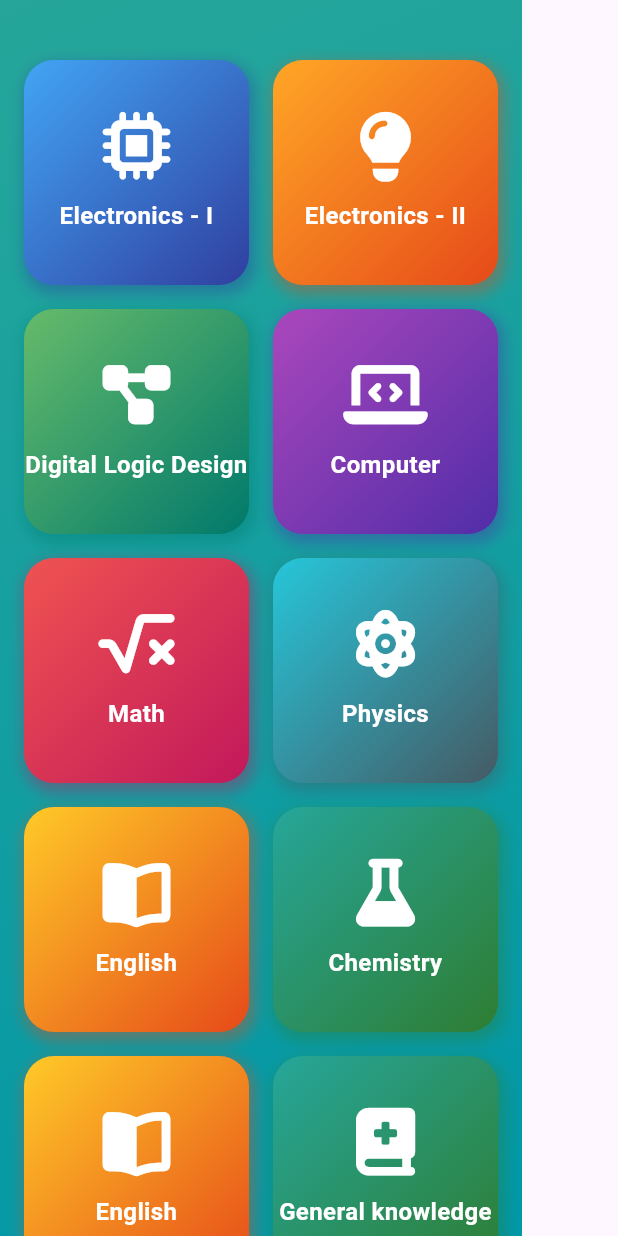
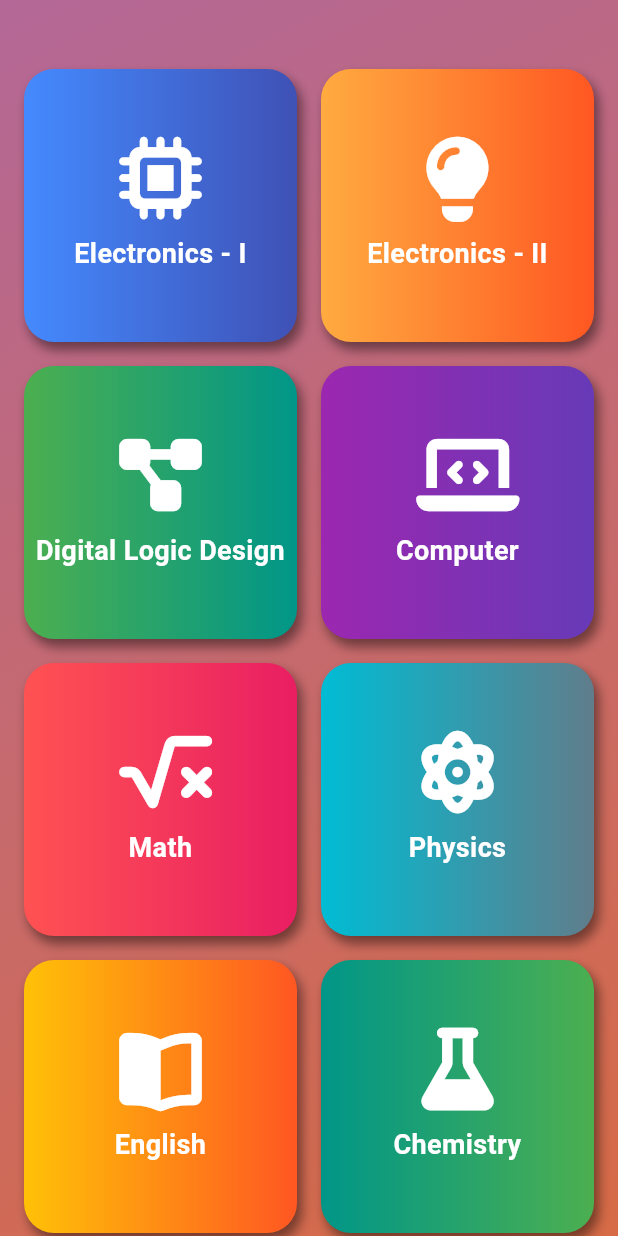
Before and after one commit to mcq-engineering/MCQ, a Flutter app: the screen it shows after launch, on a phone screen of 412 x 824 dp. Run offline on Flutter 3.47's test engine with Material 3 defaults, Android fonts, the phone set to English and light mode, and no system bars; our stand-ins replace confetti, font_awesome_flutter.

Commit message:
Update app

```diff
--- a/lib/chapter_1/mainsubjects.dart
+++ b/lib/chapter_1/mainsubjects.dart
@@ -1,4 +1,7 @@
+// Enhanced SubjectScreen with animations, GridView, responsiveness, hover effects, and dark mode support.
+
 import 'package:flutter/material.dart';
+import 'dart:math';
 import 'package:font_awesome_flutter/font_awesome_flutter.dart';
 import '../GeneralKnowledge/inventions.dart';
 import '../GeneralKnowledge/measureunits.dart';
@@ -12,197 +15,330 @@ import '../taptoflip.dart';
 import '../tictactoe.dart';
 import 'homescreen.dart';
 
-class SubjectScreen extends StatelessWidget {
-  const SubjectScreen({Key? key}) : super(key: key);
+class SubjectScreen extends StatefulWidget {
+  const SubjectScreen({super.key});
 
   @override
-  Widget build(BuildContext context) {
-    // NOTE: Some screen imports are commented out or replaced with dummy screens
-    // to ensure this code block compiles independently.
-    final subjects = [
+  State<SubjectScreen> createState() => _SubjectScreenState();
+}
+
+class _SubjectScreenState extends State<SubjectScreen>
+    with SingleTickerProviderStateMixin {
+  bool isDarkMode = false;
+  String searchText = "";
+
+  late AnimationController controller;
+  late Animation<Color?> colorAnimation1;
+  late Animation<Color?> colorAnimation2;
+
+  final List<Map<String, dynamic>> subjects = [
     {
       "name": "Electronics - I",
       "icon": FontAwesomeIcons.microchip,
       "screen": const HomeScreen(),
-        "colors": [Colors.blue.shade400, Colors.indigo.shade700],
+      "colors": [Colors.blueAccent, Colors.indigo],
     },
     {
       "name": "Electronics - II",
       "icon": FontAwesomeIcons.solidLightbulb,
       "screen": const Electronics2Screen(),
-        "colors": [Colors.orange.shade400, Colors.deepOrange.shade700],
+      "colors": [Colors.orangeAccent, Colors.deepOrange],
     },
     {
       "name": "Digital Logic Design",
       "icon": FontAwesomeIcons.projectDiagram,
       "screen": const MemoryMatchScreen(),
-        "colors": [Colors.green.shade400, Colors.teal.shade700],
+      "colors": [Colors.green, Colors.teal],
     },
     {
       "name": "Computer",
       "icon": FontAwesomeIcons.laptopCode,
       "screen": const CompChaptersPage(),
-        "colors": [Colors.purple.shade400, Colors.deepPurple.shade700],
+      "colors": [Colors.purple, Colors.deepPurple],
     },
     {
       "name": "Math",
       "icon": FontAwesomeIcons.squareRootAlt,
       "screen": const MathChaptersPage(),
-        "colors": [Colors.red.shade400, Colors.pink.shade700],
+      "colors": [Colors.redAccent, Colors.pink],
     },
     {
       "name": "Physics",
       "icon": FontAwesomeIcons.atom,
       "screen": const TicTacToeScreen(),
-        "colors": [Colors.cyan.shade400, Colors.blueGrey.shade700],
+      "colors": [Colors.cyan, Colors.blueGrey],
     },
     {
       "name": "English",
       "icon": FontAwesomeIcons.bookOpen,
       "screen": const inventions(),
-        "colors": [Colors.amber.shade400, Colors.deepOrange.shade700],
+      "colors": [Colors.amber, Colors.deepOrange],
     },
     {
       "name": "Chemistry",
       "icon": FontAwesomeIcons.flask,
       "screen": const ChemistryChaptersPage(),
-        "colors": [Colors.teal.shade400, Colors.green.shade800],
-      },
-      {
-        "name": "English",
-        "icon": FontAwesomeIcons.bookOpen,
-        "screen": const inventions(),
-        "colors": [Colors.amber.shade400, Colors.deepOrange.shade700],
+      "colors": [Colors.teal, Colors.green],
     },
     {
       "name": "General knowledge",
       "icon": FontAwesomeIcons.bookMedical,
       "screen": const UnitConverterScreen(),
-        "colors": [Colors.teal.shade400, Colors.green.shade800],
+      "colors": [Colors.teal, Colors.green],
     },
   ];
 
+  @override
+  void initState() {
+    super.initState();
+
+    controller = AnimationController(
+      vsync: this,
+      duration: const Duration(seconds: 3),
+    )..repeat(reverse: true);
+
+    colorAnimation1 =
+        ColorTween(begin: Colors.blueAccent, end: Colors.redAccent)
+            .animate(controller);
+
+    colorAnimation2 =
+        ColorTween(begin: Colors.purple, end: Colors.orange)
+            .animate(controller);
+  }
+
+  @override
+  void dispose() {
+    controller.dispose();
+    super.dispose();
+  }
+
+  @override
+  Widget build(BuildContext context) {
+    final filteredSubjects = subjects
+        .where((sub) =>
+        sub["name"].toString().toLowerCase().contains(searchText))
+        .toList();
+
+    return AnimatedBuilder(
+      animation: controller,
+      builder: (context, child) {
         return Scaffold(
+          backgroundColor: isDarkMode ? Colors.black : Colors.white,
+          // appBar: AppBar(
+          //   title: const Text("Subjects"),
+          //   centerTitle: true,
+          //   actions: [
+          //     IconButton(
+          //       icon: Icon(
+          //           isDarkMode ? Icons.light_mode : Icons.dark_mode),
+          //       onPressed: () {
+          //         setState(() => isDarkMode = !isDarkMode);
+          //       },
+          //     )
+          //   ],
+          // ),
+
+          // Animated Gradient Background
           body: Container(
             decoration: BoxDecoration(
               gradient: LinearGradient(
-            colors: [Colors.teal.shade400, Colors.cyan.shade700],
+                colors: [
+                  colorAnimation1.value!,
+                  colorAnimation2.value!,
+                ],
                 begin: Alignment.topLeft,
                 end: Alignment.bottomRight,
               ),
             ),
-        // **START OF CHANGE: Replaced Center with SingleChildScrollView**
-        child: SingleChildScrollView(
-          padding: const EdgeInsets.symmetric(vertical: 40.0, horizontal: 16.0), // Added generous padding
-          child: Wrap(
-            spacing: 16,
-            runSpacing: 16,
-            alignment: WrapAlignment.center,
-            children: subjects.map((subject) {
-              return GestureDetector(
-                onTap: () {
-                  Navigator.push(
-                    context,
-                    MaterialPageRoute(
-                      builder: (context) => subject["screen"] as Widget,
+
+            child: Column(
+              children: [
+                // Padding(
+                //   padding:
+                //   const EdgeInsets.symmetric(horizontal: 16, vertical: 10),
+                //
+                //   // Search Bar
+                //   child: TextField(
+                //     onChanged: (value) {
+                //       setState(() => searchText = value.toLowerCase());
+                //     },
+                //     decoration: InputDecoration(
+                //       hintText: "Search subject...",
+                //       filled: true,
+                //       prefixIcon: const Icon(Icons.search),
+                //       border: OutlineInputBorder(
+                //         borderRadius: BorderRadius.circular(20),
+                //       ),
+                //     ),
+                //   ),
+                //),
+                SizedBox(height: 30,),
+                Expanded(
+                  child: GridView.builder(
+                    itemCount: filteredSubjects.length,
+                    padding: const EdgeInsets.all(16),
+                    gridDelegate:
+                    const SliverGridDelegateWithFixedCrossAxisCount(
+                      crossAxisCount: 2,
+                      mainAxisSpacing: 16,
+                      crossAxisSpacing: 16,
+                      childAspectRatio: 1,
                     ),
+                    itemBuilder: (context, index) {
+                      final subject = filteredSubjects[index];
+
+                      return SubjectCard(
+                        title: subject["name"] as String,
+                        icon: subject["icon"] as IconData,
+                        colors: subject["colors"] as List<Color>,
+                        screen: subject["screen"] as Widget,
                       );
                     },
-                child: Container(
-                  width: 150,
-                  height: 150,
-                  decoration: BoxDecoration(
-                    gradient: LinearGradient(
-                      colors: subject["colors"] as List<Color>,
-                      begin: Alignment.topLeft,
-                      end: Alignment.bottomRight,
-                    ),
-                    borderRadius: BorderRadius.circular(20),
-                    boxShadow: [
-                      BoxShadow(
-                        color:
-                        (subject["colors"] as List<Color>).last.withOpacity(0.4),
-                        blurRadius: 8,
-                        spreadRadius: 2,
-                        offset: const Offset(2, 4),
-                      ),
-                    ],
-                  ),
-                  child: Column(
-                    mainAxisAlignment: MainAxisAlignment.center,
-                    children: [
-                      FaIcon(subject["icon"] as IconData,
-                          size: 45, color: Colors.white),
-                      const SizedBox(height: 12),
-                      Text(
-                        subject["name"] as String,
-                        textAlign: TextAlign.center,
-                        style: const TextStyle(
-                          fontSize: 16,
-                          fontWeight: FontWeight.bold,
-                          color: Colors.white,
                   ),
                 ),
               ],
             ),
           ),
         );
-            }).toList(),
+      },
+    );
+  }
+}
+
+class SubjectCard extends StatefulWidget {
+  final String title;
+  final IconData icon;
+  final List<Color> colors;
+  final Widget screen;
+
+  const SubjectCard({
+    super.key,
+    required this.title,
+    required this.icon,
+    required this.colors,
+    required this.screen,
+  });
+
+  @override
+  State<SubjectCard> createState() => _SubjectCardState();
+}
+
+class _SubjectCardState extends State<SubjectCard>
+    with SingleTickerProviderStateMixin {
+  bool hovered = false;
+  late AnimationController flipController;
+
+  @override
+  void initState() {
+    super.initState();
+
+    flipController = AnimationController(
+      vsync: this,
+      duration: const Duration(milliseconds: 300),
+    );
+  }
+
+  @override
+  void dispose() {
+    flipController.dispose();
+    super.dispose();
+  }
+
+  @override
+  Widget build(BuildContext context) {
+    return MouseRegion(
+      onEnter: (_) => setState(() => hovered = true),
+      onExit: (_) => setState(() => hovered = false),
+      child: GestureDetector(
+        onTap: () {
+          flipController.forward().then((_) {
+            flipController.reverse();
+            Navigator.push(
+              context,
+              MaterialPageRoute(builder: (_) => widget.screen),
+            );
+          });
+        },
+
+        child: AnimatedBuilder(
+          animation: flipController,
+          builder: (context, child) {
+            final angle = flipController.value * pi;
+
+            return Transform(
+              alignment: Alignment.center,
+              transform: Matrix4.rotationY(angle),
+              child: Container(
+                decoration: BoxDecoration(
+                  gradient: LinearGradient(colors: widget.colors),
+                  borderRadius: BorderRadius.circular(20),
+                  boxShadow: [
+                    BoxShadow(
+                      color: Colors.black45,
+                      blurRadius: hovered ? 14 : 6,
+                      offset: const Offset(3, 5),
+                    ),
+                  ],
+                ),
+                child: AnimatedScale(
+                  duration: const Duration(milliseconds: 200),
+                  scale: hovered ? 1.06 : 1.0,
+                  child: Column(
+                    mainAxisAlignment: MainAxisAlignment.center,
+                    children: [
+                      Icon(widget.icon, size: 55, color: Colors.white),
+                      const SizedBox(height: 10),
+                      Text(
+                        widget.title,
+                        textAlign: TextAlign.center,
+                        style: const TextStyle(
+                          color: Colors.white,
+                          fontSize: 18,
+                          fontWeight: FontWeight.bold,
+                        ),
+                      )
+                    ],
                   ),
                 ),
-        // **END OF CHANGE**
+              ),
+            );
+          },
+        ),
       ),
     );
   }
 }
 
-// Dummy Screens (same as before)
+// Dummy Screens
 class Electronics2Screen extends StatelessWidget {
   const Electronics2Screen({super.key});
   @override
-  Widget build(BuildContext context) => Scaffold(
-      appBar: AppBar(title: const Text("Electronics - II")),
-      body: const Center(child: Text("Electronics - II MCQs")));
+  Widget build(BuildContext context) => Scaffold(appBar: AppBar(title: const Text("Electronics - II")), body: const Center(child: Text("Electronics - II MCQs")));
 }
 
 class DigitalLogicScreen extends StatelessWidget {
   const DigitalLogicScreen({super.key});
   @override
-  Widget build(BuildContext context) => Scaffold(
-      appBar: AppBar(title: const Text("Digital Logic Design")),
-      body: const Center(child: Text("Digital Logic MCQs")));
+  Widget build(BuildContext context) => Scaffold(appBar: AppBar(title: const Text("Digital Logic Design")), body: const Center(child: Text("Digital Logic MCQs")));
 }
-
-
 
 class MathScreen extends StatelessWidget {
   const MathScreen({super.key});
   @override
-  Widget build(BuildContext context) => Scaffold(
-      appBar: AppBar(title: const Text("Math")),
-      body: const Center(child: Text("Math MCQs")));
+  Widget build(BuildContext context) => Scaffold(appBar: AppBar(title: const Text("Math")), body: const Center(child: Text("Math MCQs")));
 }
 
 class PhysicsScreen extends StatelessWidget {
   const PhysicsScreen({super.key});
   @override
-  Widget build(BuildContext context) => Scaffold(
-      appBar: AppBar(title: const Text("Physics")),
-      body: const Center(child: Text("Physics MCQs")));
+  Widget build(BuildContext context) => Scaffold(appBar: AppBar(title: const Text("Physics")), body: const Center(child: Text("Physics MCQs")));
 }
 
 class EnglishScreen extends StatelessWidget {
   const EnglishScreen({super.key});
+
   @override
-  Widget build(BuildContext context) => Scaffold(
-      appBar: AppBar(title: const Text("English")),
-      body: const Center(child: Text("English MCQs")));
+  Widget build(BuildContext context) =>
+      Scaffold(appBar: AppBar(title: const Text("Physics")),
+          body: const Center(child: Text("Physics MCQs")));
 }
-
-class ChemistryScreen extends StatelessWidget {
-  const ChemistryScreen({super.key});
-  @override
-  Widget build(BuildContext context) => Scaffold(
-      appBar: AppBar(title: const Text("Chemistry")),
-      body: const Center(child: Text("Chemistry MCQs")));
-}
```
Lines whose indentation alone changed are shown as unchanged.
